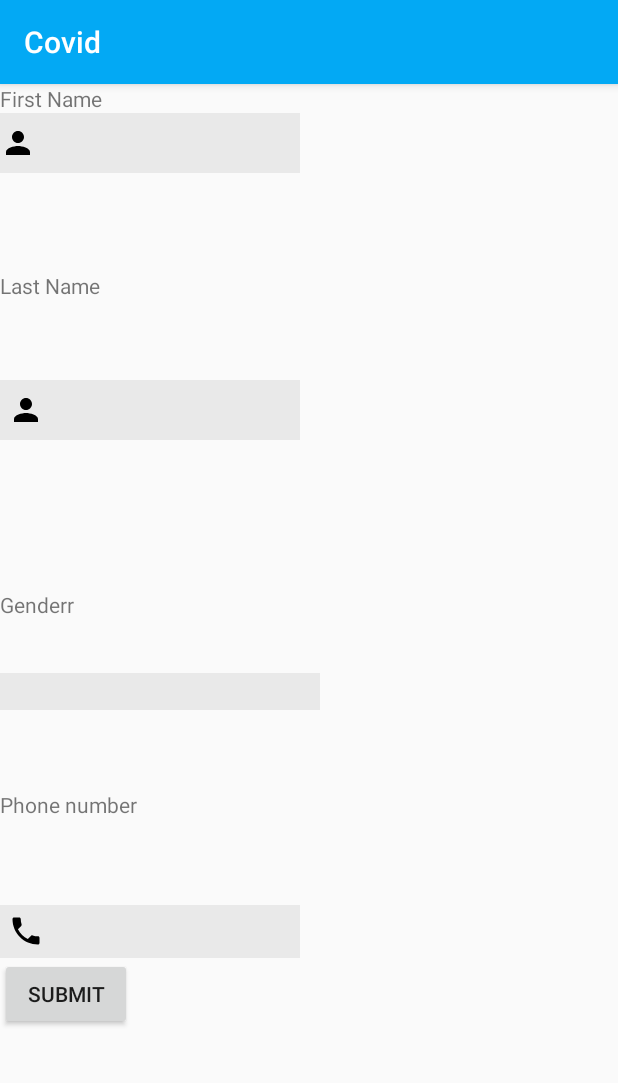
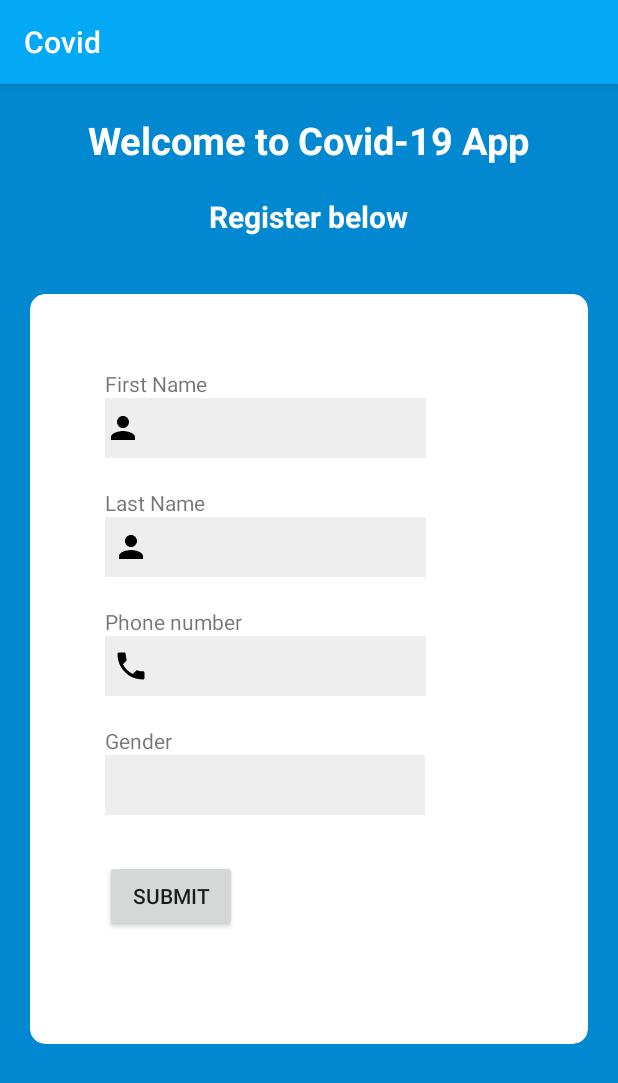
Before and after one commit to sevenreup/health-covid-android, an Android app: the screen it shows after launch (UiTestActivity), after a tap on "Register me", on a phone screen of 412 x 824 dp. Shown: the top 1083 px of the screen. Run offline under Robolectric (Android 15) with nearby library versions, the phone set to English and light mode, and no system bars; libraries missing offline, so code that uses them is left out: io.radar.sdk; 2 statements that could not run were skipped.

Commit message:
I got tired.

```diff
--- a/app/src/main/res/layout/fragment_register.xml
+++ b/app/src/main/res/layout/fragment_register.xml
@@ -3,10 +3,57 @@
     xmlns:tools="http://schemas.android.com/tools"
     android:layout_width="match_parent"
     android:layout_height="match_parent"
+    android:background="@color/primary_dark"
+    xmlns:app="http://schemas.android.com/apk/res-auto"
     tools:context=".ui.fragment.RegisterFragment">
 
-    <!-- TODO: Update blank fragment layout -->
+    <androidx.appcompat.widget.Toolbar
+        android:id="@+id/bigHeader"
+        android:layout_width="match_parent"
+        android:layout_height="120dp"
+        android:elevation="5dp"/>
+
     <TextView
+        android:id="@+id/welcome"
+        android:layout_marginTop="20dp"
+        android:textColor="@color/icons"
+        android:layout_width="wrap_content"
+        android:layout_height="wrap_content"
+        android:text="Welcome to Covid-19 App"
+        android:layout_centerHorizontal="true"
+        android:textStyle="bold"
+        android:textSize="25sp"
+        android:elevation="5dp"/>
+
+    <TextView
+        android:layout_below="@+id/welcome"
+        android:id="@+id/register"
+        android:textColor="@color/icons"
+        android:layout_marginTop="20dp"
+        android:textStyle="bold"
+        android:elevation="5dp"
+        android:textSize="20sp"
+        android:layout_width="wrap_content"
+        android:layout_height="wrap_content"
+        android:text="Register below"
+        android:layout_centerHorizontal="true"/>
+
+    <androidx.cardview.widget.CardView
+        android:layout_width="match_parent"
+        android:layout_height="500dp"
+        android:layout_below="@+id/bigHeader"
+        app:cardCornerRadius="10dp"
+        android:elevation="5dp"
+        android:layout_margin="20dp">
+
+        <LinearLayout
+            android:layout_width="match_parent"
+            android:layout_height="wrap_content"
+            android:orientation="vertical"
+            android:padding="50dp">
+
+            <TextView
+                android:layout_below="@+id/register"
                 android:id="@+id/firstname"
                 android:layout_width="wrap_content"
                 android:layout_height="wrap_content"
@@ -16,7 +63,7 @@
             <EditText
                 android:id="@+id/firstName"
                 android:drawableLeft="@drawable/usericon"
-        android:layout_width="200dp"
+                android:layout_width="214dp"
                 android:layout_height="40sp"
                 android:layout_below="@+id/firstname"
                 android:background="#11000000"
@@ -27,15 +74,14 @@
                 android:layout_width="wrap_content"
                 android:layout_height="wrap_content"
                 android:layout_below="@+id/firstName"
-        android:layout_marginTop="65dp"
+                android:layout_marginTop="20dp"
                 android:text="Last Name" />
 
             <EditText
                 android:id="@+id/lastname"
-        android:layout_width="200dp"
+                android:layout_width="214dp"
                 android:layout_height="40sp"
                 android:layout_below="@+id/lastName"
-        android:layout_marginTop="53dp"
                 android:background="#11000000"
                 android:drawableLeft="@drawable/usericon"
                 android:ems="10"
@@ -46,16 +92,16 @@
                 android:layout_width="wrap_content"
                 android:layout_height="wrap_content"
                 android:layout_below="@+id/contactgender"
-        android:layout_marginTop="53dp"
+                android:layout_marginTop="20dp"
                 android:text="Phone number" />
 
             <EditText
                 android:id="@+id/contactnumber"
-        android:layout_width="200dp"
-        android:layout_height="35sp"
+                android:layout_width="214dp"
+                android:layout_height="40dp"
                 android:layout_below="@+id/contactNumber"
-        android:layout_marginTop="57dp"
                 android:background="#11000000"
+                android:ems="10"
                 android:drawableLeft="@drawable/phoneicon"
                 android:inputType="phone"
                 android:paddingLeft="5dp" />
@@ -65,15 +111,14 @@
                 android:layout_width="wrap_content"
                 android:layout_height="wrap_content"
                 android:layout_below="@+id/lastname"
-        android:layout_marginTop="100dp"
-        android:text="Genderr" />
+                android:layout_marginTop="20dp"
+                android:text="Gender" />
 
             <EditText
                 android:id="@+id/contactgender"
                 android:layout_width="wrap_content"
-        android:layout_height="wrap_content"
+                android:layout_height="40dp"
                 android:layout_below="@+id/contactGender"
-        android:layout_marginTop="36dp"
                 android:background="#11000000"
                 android:ems="10"
                 android:inputType="text" />
@@ -83,7 +128,13 @@
                 android:layout_width="wrap_content"
                 android:layout_height="wrap_content"
                 android:text="Submit"
+                android:layout_marginTop="30dp"
                 android:layout_below="@+id/contactnumber"/>
+
+        </LinearLayout>
+
+    </androidx.cardview.widget.CardView>
+
 
 
 </RelativeLayout>
--- a/app/src/main/res/layout/selftest_main.xml
+++ b/app/src/main/res/layout/selftest_main.xml
@@ -15,7 +15,7 @@
         android:layout_marginEnd="12dp"
         android:layout_marginBottom="20dp"
         android:layout_marginTop="10dp"
-        app:cardBackgroundColor="@android:color/holo_orange_light"
+        app:cardBackgroundColor="@color/primary_dark"
         app:cardCornerRadius="20dp"
         app:cardElevation="3dp">
         <ScrollView
```
Lines whose indentation alone changed are shown as unchanged.
